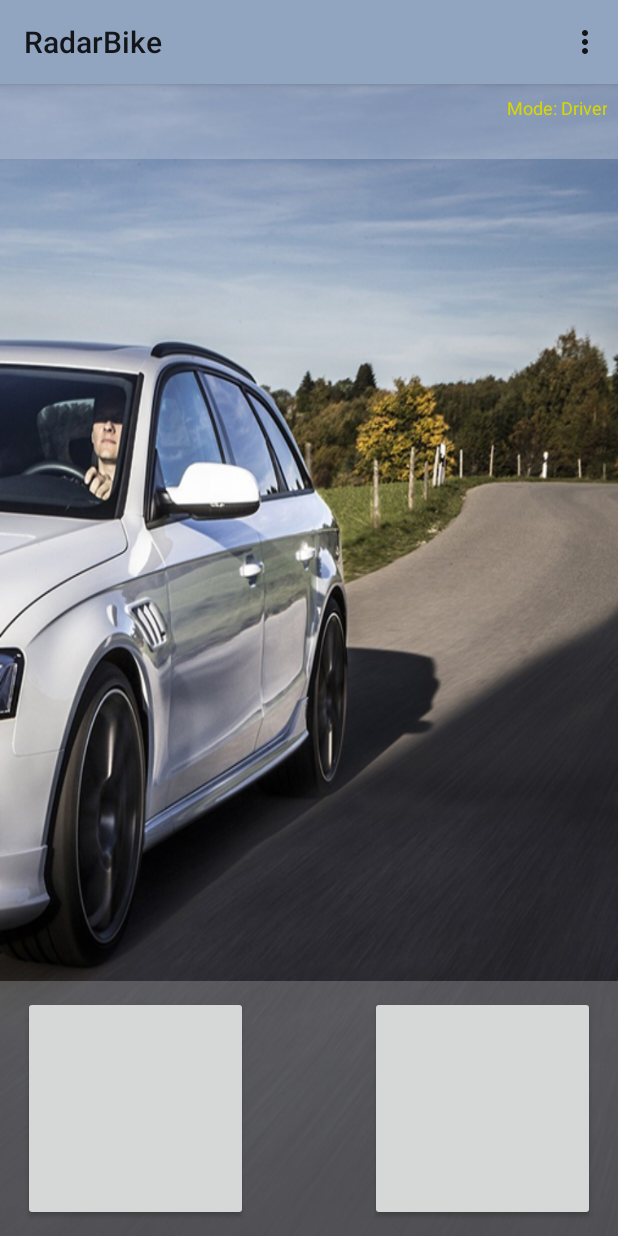
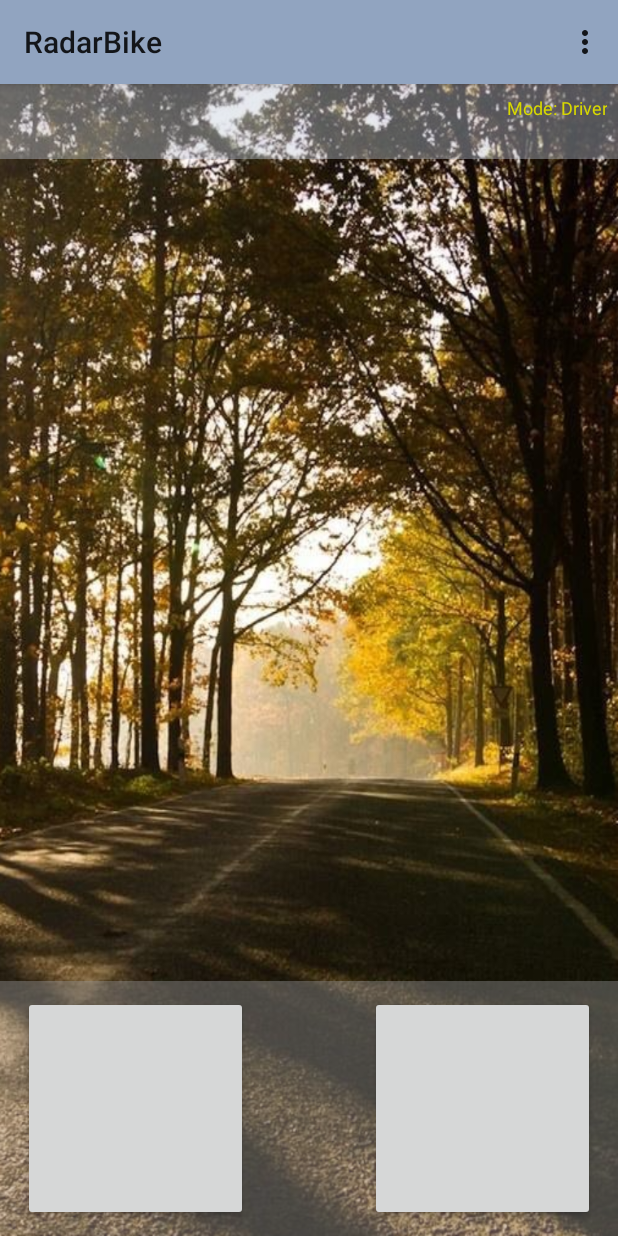
Before and after one commit to saviorgp/radarbike, an Android app: the screen it shows after launch (MainActivity), on a phone screen of 412 x 824 dp. Run offline under Robolectric (Android 15) with nearby library versions, the phone set to English and light mode, and no system bars; libraries missing offline, so code that uses them is left out: at.markushi.ui; plain views replace CircleButton; 4 statements that could not run were skipped.

Commit message:
Modo de seleção do tipo de veículo. E background inicial da app.

```diff
--- a/RadarBike/app/src/main/AndroidManifest.xml
+++ b/RadarBike/app/src/main/AndroidManifest.xml
@@ -19,11 +19,11 @@
         android:label="@string/app_name"
         android:theme="@style/AppTheme" >
         <activity
+            android:screenOrientation="portrait"
             android:name=".view.activity.MainActivity"
             android:label="@string/app_name" >
             <intent-filter>
                 <action android:name="android.intent.action.MAIN" />
-
                 <category android:name="android.intent.category.LAUNCHER" />
             </intent-filter>
         </activity>
--- a/RadarBike/app/src/main/res/layout/activity_main.xml
+++ b/RadarBike/app/src/main/res/layout/activity_main.xml
@@ -4,7 +4,7 @@
     xmlns:app="http://schemas.android.com/apk/res-auto"
     android:layout_width="match_parent"
     android:layout_height="match_parent"
-    android:background="@drawable/driver"
+    android:background="@drawable/init"
     tools:context=".MainActivity">
 
    <TextView
@@ -30,13 +30,22 @@
         android:layout_width="match_parent"
         android:layout_height="wrap_content">
 
+       <!-- <at.markushi.ui.CircleButton
+            android:id="@+id/btDriver"
+            android:layout_alignParentLeft="true"
+            android:layout_width="150dip"
+            android:layout_height="150dip"
+            android:src="@drawable/car"
+            app:cb_color="#41B8DA"
+            app:cb_pressedRingWidth="10dip" />-->
+
         <at.markushi.ui.CircleButton
             android:id="@+id/btDriver"
             android:layout_alignParentLeft="true"
             android:layout_width="150dip"
             android:layout_height="150dip"
             android:src="@drawable/car"
-            app:cb_color="#41B8DA"
+            app:cb_color="#C4CDDD"
             app:cb_pressedRingWidth="10dip" />
 
         <at.markushi.ui.CircleButton
--- a/RadarBike/app/src/main/res/values/colors.xml
+++ b/RadarBike/app/src/main/res/values/colors.xml
@@ -7,4 +7,7 @@
     <color name="gray_blue">#66C4CDDD</color>
     <color name="light_blue">#41B8DA</color>
     <color name="yellow">#D8D800</color>
+
+    <color name="bt_active">#41B8DA</color>
+    <color name="bt_no_active">#C4CDDD</color>
 </resources>
```
Also changed, not shown: RadarBike/app/src/main/java/com/android/radarbike/view/activity/MainActivity.java (+53 -5 lines), RadarBike/app/src/main/res/layout/driver_mode_choice.xml (added, +54 -0 lines), RadarBike/app/src/main/res/values/strings.xml (+8 -0 lines), RadarBike/app/src/main/res/drawable/init.png (added).
